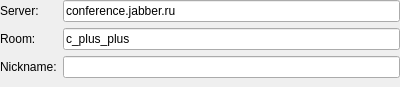
Qt form src/plugins/azoth/plugins/xoox/joingroupchatwidget.ui (0xd34df00d/leechcraft) before a commit.
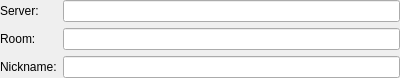
The same form after that commit.

Commit message: Azoth Xoox: don't suggest c_p_p@cjr.

```diff
--- a/src/plugins/azoth/plugins/xoox/joingroupchatwidget.ui
+++ b/src/plugins/azoth/plugins/xoox/joingroupchatwidget.ui
@@ -7,7 +7,7 @@
     <x>0</x>
     <y>0</y>
     <width>400</width>
-    <height>87</height>
+    <height>75</height>
    </rect>
   </property>
   <property name="windowTitle">
@@ -30,7 +30,7 @@
    <item row="0" column="1">
     <widget class="QLineEdit" name="Server_">
      <property name="text">
-      <string notr="true">conference.jabber.ru</string>
+      <string notr="true"/>
      </property>
     </widget>
    </item>
@@ -44,7 +44,7 @@
    <item row="1" column="1">
     <widget class="QLineEdit" name="Room_">
      <property name="text">
-      <string notr="true">c_plus_plus</string>
+      <string notr="true"/>
      </property>
     </widget>
    </item>
```
